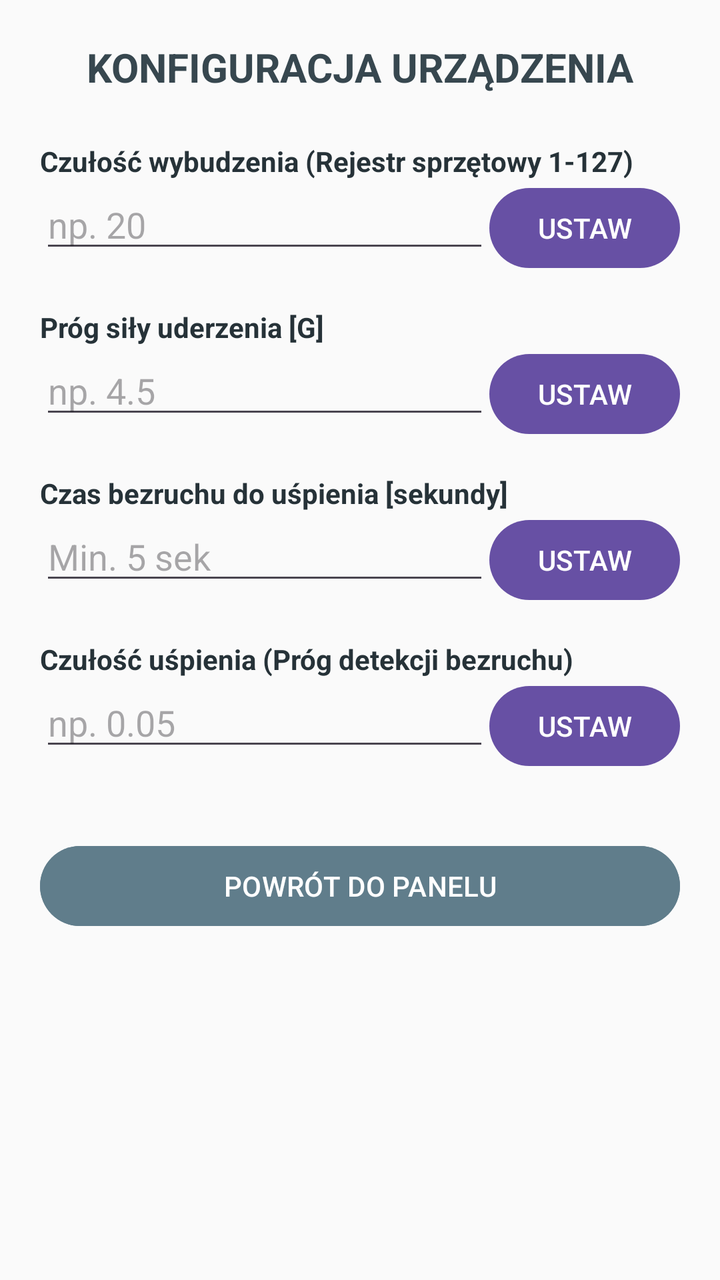
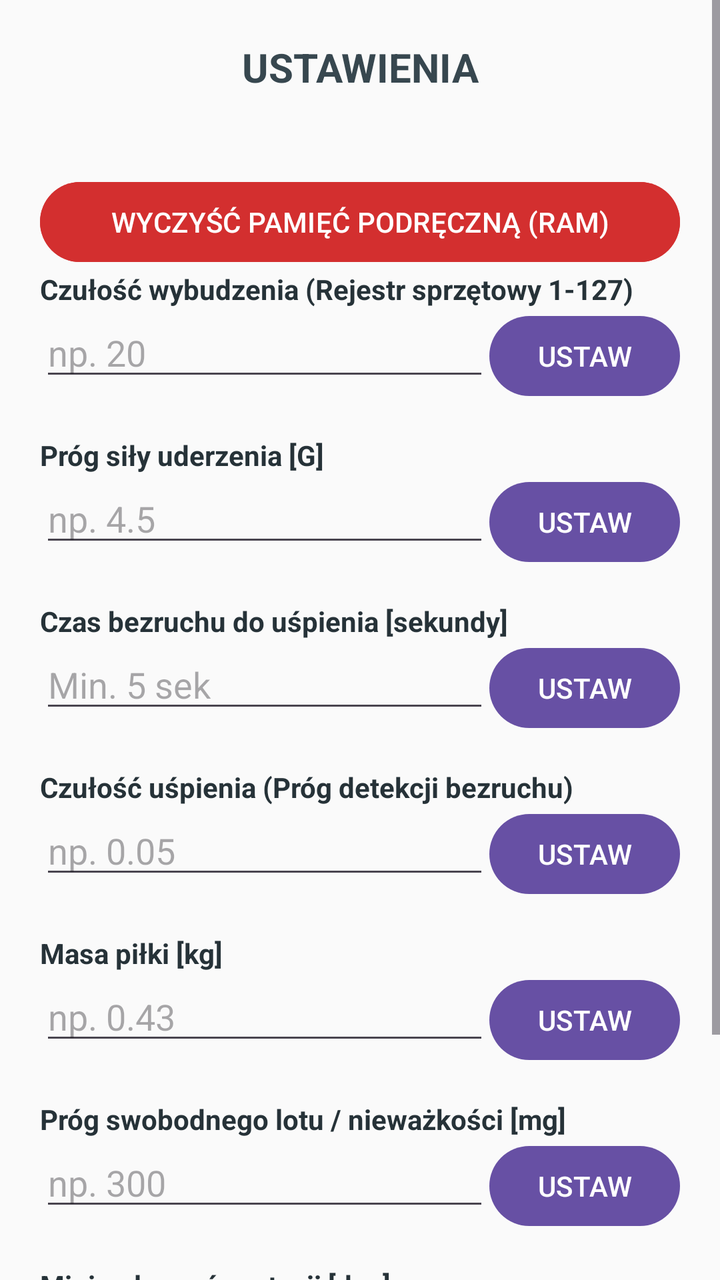

The first picture is an Android layout as it rendered before a commit; the second is the same layout after the commit. The layout source and the unified diff follow.
<!-- AndroidManifest.xml: application theme Theme.Odbior_pomiarow -->
<!-- res/layout/activity_settings.xml -->
<?xml version="1.0" encoding="utf-8"?>
<ScrollView xmlns:android="http://schemas.android.com/apk/res/android"
    android:layout_width="match_parent"
    android:layout_height="match_parent"
    android:fillViewport="true"
    android:background="#FAFAFA">

    <LinearLayout
        android:layout_width="match_parent"
        android:layout_height="wrap_content"
        android:orientation="vertical"
        android:padding="20dp">

        <TextView
            android:layout_width="match_parent"
            android:layout_height="wrap_content"
            android:text="KONFIGURACJA URZĄDZENIA"
            android:textSize="20sp"
            android:textStyle="bold"
            android:gravity="center"
            android:textColor="#37474F"
            android:layout_marginBottom="24dp" />

        <TextView
            android:layout_width="match_parent"
            android:layout_height="wrap_content"
            android:text="Czułość wybudzenia (Rejestr sprzętowy 1-127)"
            android:textStyle="bold"
            android:textColor="#263238" />
        <LinearLayout
            android:layout_width="match_parent"
            android:layout_height="wrap_content"
            android:orientation="horizontal"
            android:layout_marginBottom="16dp">
            <EditText
                android:id="@+id/etWakeupThreshold"
                android:layout_width="0dp"
                android:layout_height="wrap_content"
                android:layout_weight="1"
                android:hint="np. 20"
                android:inputType="number" />
            <Button
                android:id="@+id/btnSetWakeup"
                android:layout_width="wrap_content"
                android:layout_height="wrap_content"
                android:text="USTAW" />
        </LinearLayout>

        <TextView
            android:layout_width="match_parent"
            android:layout_height="wrap_content"
            android:text="Próg siły uderzenia [G]"
            android:textStyle="bold"
            android:textColor="#263238" />
        <LinearLayout
            android:layout_width="match_parent"
            android:layout_height="wrap_content"
            android:orientation="horizontal"
            android:layout_marginBottom="16dp">
            <EditText
                android:id="@+id/etHitThreshold"
                android:layout_width="0dp"
                android:layout_height="wrap_content"
                android:layout_weight="1"
                android:hint="np. 4.5"
                android:inputType="numberDecimal" />
            <Button
                android:id="@+id/btnSetHit"
                android:layout_width="wrap_content"
                android:layout_height="wrap_content"
                android:text="USTAW" />
        </LinearLayout>

        <TextView
            android:layout_width="match_parent"
            android:layout_height="wrap_content"
            android:text="Czas bezruchu do uśpienia [sekundy]"
            android:textStyle="bold"
            android:textColor="#263238" />
        <LinearLayout
            android:layout_width="match_parent"
            android:layout_height="wrap_content"
            android:orientation="horizontal"
            android:layout_marginBottom="16dp">
            <EditText
                android:id="@+id/etIdleTime"
                android:layout_width="0dp"
                android:layout_height="wrap_content"
                android:layout_weight="1"
                android:hint="Min. 5 sek"
                android:inputType="number" />
            <Button
                android:id="@+id/btnSetIdle"
                android:layout_width="wrap_content"
                android:layout_height="wrap_content"
                android:text="USTAW" />
        </LinearLayout>

        <TextView
            android:layout_width="match_parent"
            android:layout_height="wrap_content"
            android:text="Czułość uśpienia (Próg detekcji bezruchu)"
            android:textStyle="bold"
            android:textColor="#263238" />
        <LinearLayout
            android:layout_width="match_parent"
            android:layout_height="wrap_content"
            android:orientation="horizontal"
            android:layout_marginBottom="32dp">
            <EditText
                android:id="@+id/etSleepThreshold"
                android:layout_width="0dp"
                android:layout_height="wrap_content"
                android:layout_weight="1"
                android:hint="np. 0.05"
                android:inputType="numberDecimal" />
            <Button
                android:id="@+id/btnSetSleepThs"
                android:layout_width="wrap_content"
                android:layout_height="wrap_content"
                android:text="USTAW" />
        </LinearLayout>

        <Button
            android:id="@+id/btnBackFromSettings"
            android:layout_width="match_parent"
            android:layout_height="wrap_content"
            android:text="POWRÓT DO PANELU"
            android:backgroundTint="#607D8B"
            android:textColor="#FFFFFF" />

    </LinearLayout>
</ScrollView>
<!-- resources referenced by this layout -->
<resources>
  <style name="Theme.Odbior_pomiarow" parent="Base.Theme.Odbior_pomiarow" />
  <style name="Base.Theme.Odbior_pomiarow" parent="Theme.Material3.DayNight.NoActionBar">
          
          
      </style>
</resources>

<!-- the commit's change to res/layout/activity_settings.xml (unified diff, before → after) -->
@@ -14,13 +14,23 @@
         <TextView
             android:layout_width="match_parent"
             android:layout_height="wrap_content"
-            android:text="KONFIGURACJA URZĄDZENIA"
+            android:text="USTAWIENIA"
             android:textSize="20sp"
             android:textStyle="bold"
             android:gravity="center"
             android:textColor="#37474F"
             android:layout_marginBottom="24dp" />
 
+        <Button
+            android:id="@+id/btnClearCache"
+            android:layout_width="match_parent"
+            android:layout_height="wrap_content"
+            android:text="WYCZYŚĆ PAMIĘĆ PODRĘCZNĄ (RAM)"
+            android:textColor="#FFFFFF"
+            android:backgroundTint="#D32F2F"
+            android:layout_marginTop="16dp" />
+
+        
         <TextView
             android:layout_width="match_parent"
             android:layout_height="wrap_content"
@@ -46,6 +56,7 @@
                 android:text="USTAW" />
         </LinearLayout>
 
+        
         <TextView
             android:layout_width="match_parent"
             android:layout_height="wrap_content"
@@ -71,6 +82,7 @@
                 android:text="USTAW" />
         </LinearLayout>
 
+        
         <TextView
             android:layout_width="match_parent"
             android:layout_height="wrap_content"
@@ -96,6 +108,7 @@
                 android:text="USTAW" />
         </LinearLayout>
 
+        
         <TextView
             android:layout_width="match_parent"
             android:layout_height="wrap_content"
@@ -106,7 +119,7 @@
             android:layout_width="match_parent"
             android:layout_height="wrap_content"
             android:orientation="horizontal"
-            android:layout_marginBottom="32dp">
+            android:layout_marginBottom="16dp">
             <EditText
                 android:id="@+id/etSleepThreshold"
                 android:layout_width="0dp"
@@ -116,6 +129,84 @@
                 android:inputType="numberDecimal" />
             <Button
                 android:id="@+id/btnSetSleepThs"
+                android:layout_width="wrap_content"
+                android:layout_height="wrap_content"
+                android:text="USTAW" />
+        </LinearLayout>
+
+        
+        <TextView
+            android:layout_width="match_parent"
+            android:layout_height="wrap_content"
+            android:text="Masa piłki [kg]"
+            android:textStyle="bold"
+            android:textColor="#263238" />
+        <LinearLayout
+            android:layout_width="match_parent"
+            android:layout_height="wrap_content"
+            android:orientation="horizontal"
+            android:layout_marginBottom="16dp">
+            <EditText
+                android:id="@+id/etBallMass"
+                android:layout_width="0dp"
+                android:layout_height="wrap_content"
+                android:layout_weight="1"
+                android:hint="np. 0.43"
+                android:inputType="numberDecimal" />
+            <Button
+                android:id="@+id/btnSetBallMass"
+                android:layout_width="wrap_content"
+                android:layout_height="wrap_content"
+                android:text="USTAW" />
+        </LinearLayout>
+
+        
+        <TextView
+            android:layout_width="match_parent"
+            android:layout_height="wrap_content"
+            android:text="Próg swobodnego lotu / nieważkości [mg]"
+            android:textStyle="bold"
+            android:textColor="#263238" />
+        <LinearLayout
+            android:layout_width="match_parent"
+            android:layout_height="wrap_content"
+            android:orientation="horizontal"
+            android:layout_marginBottom="16dp">
+            <EditText
+                android:id="@+id/etAirThreshold"
+                android:layout_width="0dp"
+                android:layout_height="wrap_content"
+                android:layout_weight="1"
+                android:hint="np. 300"
+                android:inputType="numberDecimal" />
+            <Button
+                android:id="@+id/btnSetAirThreshold"
+                android:layout_width="wrap_content"
+                android:layout_height="wrap_content"
+                android:text="USTAW" />
+        </LinearLayout>
+
+        
+        <TextView
+            android:layout_width="match_parent"
+            android:layout_height="wrap_content"
+            android:text="Minimalny próg rotacji [dps]"
+            android:textStyle="bold"
+            android:textColor="#263238" />
+        <LinearLayout
+            android:layout_width="match_parent"
+            android:layout_height="wrap_content"
+            android:orientation="horizontal"
+            android:layout_marginBottom="24dp">
+            <EditText
+                android:id="@+id/etMinSpin"
+                android:layout_width="0dp"
+                android:layout_height="wrap_content"
+                android:layout_weight="1"
+                android:hint="np. 10.0"
+                android:inputType="numberDecimal" />
+            <Button
+                android:id="@+id/btnSetMinSpin"
                 android:layout_width="wrap_content"
                 android:layout_height="wrap_content"
                 android:text="USTAW" />
